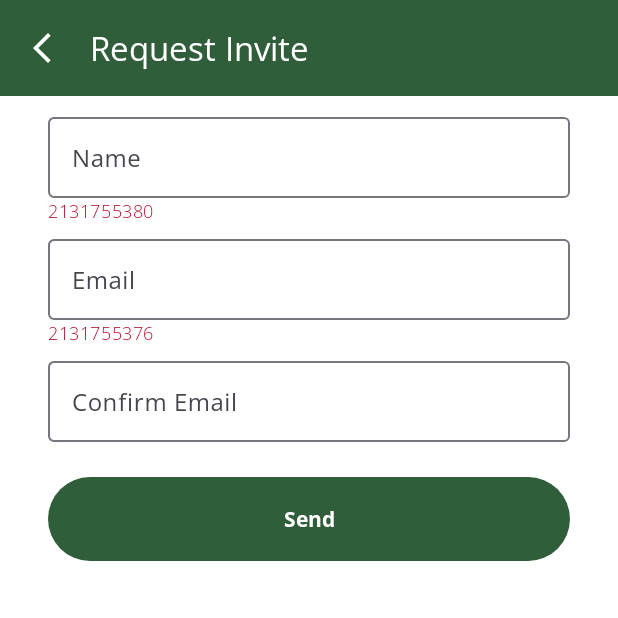
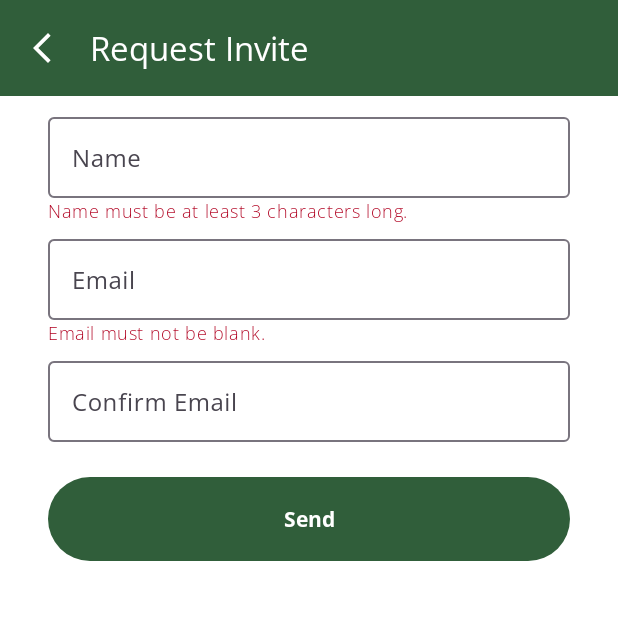
Before and after one commit to lap-top/b-challenge-android, an Android app: the InviteFragment screen opened through its navigation route, after a tap on "Send", on a phone screen of 412 x 824 dp, the top half of it. Run offline under Robolectric (Android 15) with nearby library versions, the phone set to English and light mode, and no system bars; our stand-ins replace Dagger/Hilt's generated code, data binding; Roboto replaces fonts that are not available here; 2 statements that could not run were skipped.

Commit message:
String Constants

```diff
--- a/app/src/main/java/com/example/broc/data/repository/MailRepositoryImpl.kt
+++ b/app/src/main/java/com/example/broc/data/repository/MailRepositoryImpl.kt
@@ -1,6 +1,6 @@
 package com.example.broc.data.repository
 
-import com.example.broc.R
+import com.example.broc.common.Constants
 import com.example.broc.common.Resource
 import com.example.broc.data.remote.BroccoliApi
 import com.example.broc.data.remote.ErrorResponse
@@ -18,13 +18,13 @@ class MailRepositoryImpl @Inject constructor(
                 Resource.Success(true)
             }
             is NetworkResponse.NetworkError<*, *> -> {
-                Resource.Error(message = R.string.network_error.toString())
+                Resource.Error(message = Constants.ERROR_NETWORK)
             }
             is NetworkResponse.ServerError<*, ErrorResponse> -> {
                 Resource.Error(message = post.body?.errorMessage!!)
             }
             else -> {
-                Resource.Error(message = R.string.generic_error.toString())
+                Resource.Error(message = Constants.ERROR_GENERIC)
             }
         }
     }
--- a/app/src/main/java/com/example/broc/domain/use_case/ValidateEmail.kt
+++ b/app/src/main/java/com/example/broc/domain/use_case/ValidateEmail.kt
@@ -1,7 +1,7 @@
 package com.example.broc.domain.use_case
 
 import android.util.Patterns
-import com.example.broc.R
+import com.example.broc.common.Constants
 import javax.inject.Inject
 
 
@@ -10,13 +10,13 @@ class ValidateEmail @Inject constructor() {
         if (email.isBlank()) {
             return ValidationResponse(
                 success = false,
-                R.string.validation_email_blank.toString()
+                Constants.VALIDATION_EMAIL_BLANK
             ) // use string resources
         }
         if (!Patterns.EMAIL_ADDRESS.matcher(email).matches()) {
             return ValidationResponse(
                 success = false,
-                errorMessage = R.string.validation_email_format.toString()
+                errorMessage = Constants.VALIDATION_EMAIL_FORMAT
             )
         }
         return ValidationResponse(success = true)
--- a/app/src/main/java/com/example/broc/domain/use_case/ValidateName.kt
+++ b/app/src/main/java/com/example/broc/domain/use_case/ValidateName.kt
@@ -1,20 +1,20 @@
 package com.example.broc.domain.use_case
 
-import com.example.broc.R
+import com.example.broc.common.Constants
 import javax.inject.Inject
 
 class ValidateName @Inject constructor() {
     operator fun invoke(name: String): ValidationResponse {
-        if (name.length < 3) { // Length check
+        if (name.length < Constants.NAME_MIN_LENGTH) { // Length check
             return ValidationResponse(
                 success = false,
-                errorMessage = R.string.validation_name_length.toString()
+                errorMessage = Constants.VALIDATION_NAME_LENGTH
             )
         }
         if (!name.trim().all { it.isLetter() }) { // Only Character check
             return ValidationResponse(
                 success = false,
-                errorMessage = R.string.validation_name_format.toString()
+                errorMessage = Constants.VALIDATION_NAME_FORMAT
             )
         }
         return ValidationResponse(success = true)
--- a/app/src/main/java/com/example/broc/domain/use_case/ValidateRepeatedEmail.kt
+++ b/app/src/main/java/com/example/broc/domain/use_case/ValidateRepeatedEmail.kt
@@ -1,12 +1,12 @@
 package com.example.broc.domain.use_case
 
-import com.example.broc.R
+import com.example.broc.common.Constants
 import javax.inject.Inject
 
 class ValidateRepeatedEmail @Inject constructor() {
     operator fun invoke(email: String, confirmEmail: String): ValidationResponse {
         if (email != confirmEmail) {
-            return ValidationResponse(success = false, errorMessage = R.string.validation_email_match.toString())
+            return ValidationResponse(success = false, errorMessage = Constants.VALIDATION_EMAIL_MATCH)
         }
         return ValidationResponse(success = true)
     }
--- a/app/src/main/res/values/strings.xml
+++ b/app/src/main/res/values/strings.xml
@@ -6,14 +6,6 @@
     <string name="motto">Better way. Better day.</string>
     <string name="home_email_notsent">Request an invite to know when we launch!</string>
     <string name="loading">Please wait one moment...</string>
-    <string name="generic_error">Unexpected error occurred, try restarting the app.</string>
-    <string name="network_error">Please check your internet connection.</string>
-
-    <string name="validation_email_match">Emails must match.</string>
-    <string name="validation_email_blank">Email must not be blank.</string>
-    <string name="validation_email_format">Email must be valid format.</string>
-    <string name="validation_name_length">Name must be at least 3 characters long.</string>
-    <string name="validation_name_format">Name must contain only letters and spacing.</string>
 
 
 </resources>
```
Also changed, not shown: app/src/main/java/com/example/broc/common/Constants.kt (+9 -0 lines).
